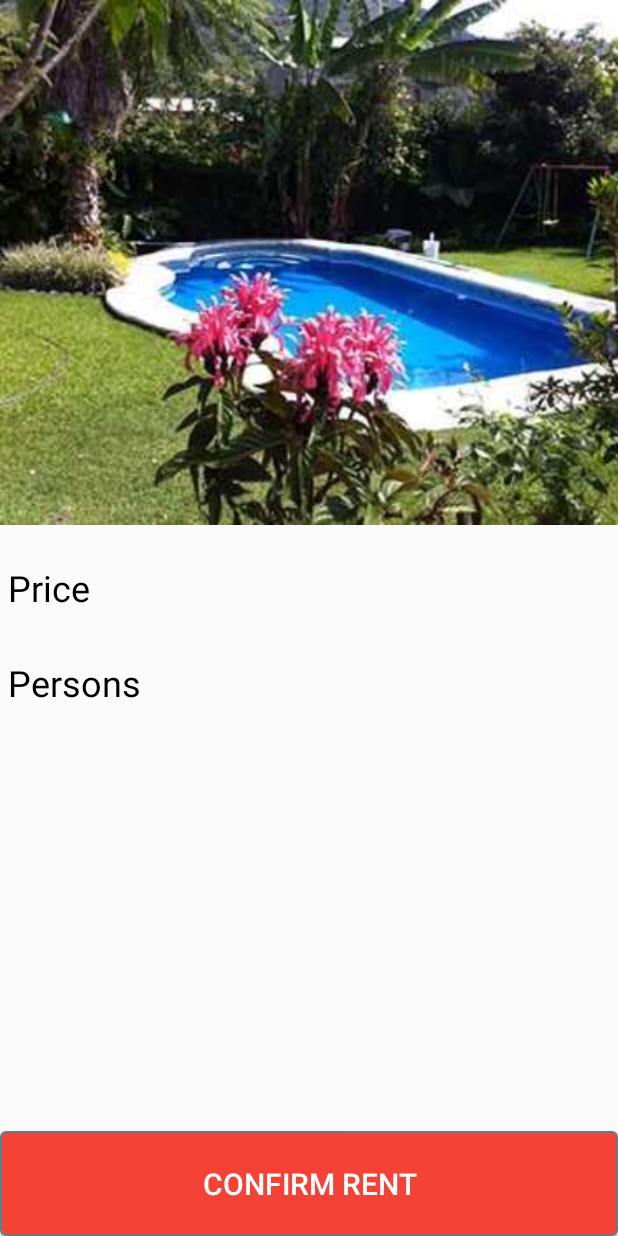
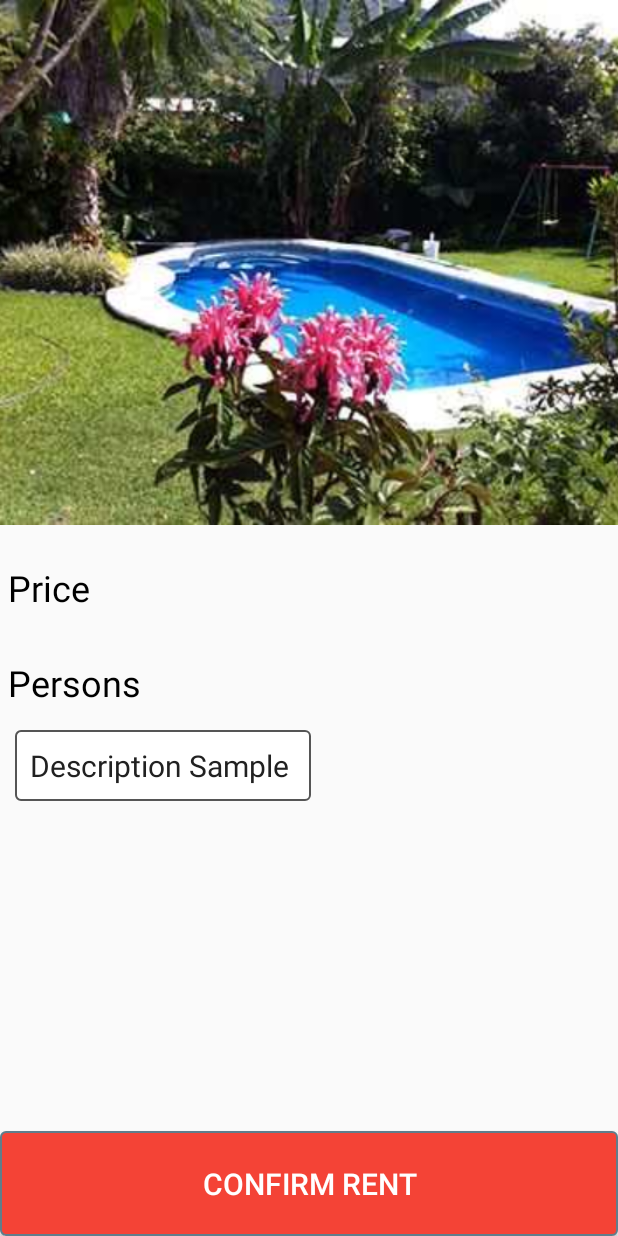
Before and after one commit to Party-Rock/android, an Android app: the layout confirmation_fragment.xml on its own in the app's theme, with its tools: preview values and no code run, on a phone screen of 412 x 824 dp. Run offline under Robolectric (Android 15) with nearby library versions, the light colour scheme and no system bars.

Commit message:
:see_no_evil: Finish Home, Confirmation, Search Layouts.

```diff
--- a/app/src/main/res/layout/confirmation_fragment.xml
+++ b/app/src/main/res/layout/confirmation_fragment.xml
@@ -2,7 +2,9 @@
 <FrameLayout xmlns:android="http://schemas.android.com/apk/res/android"
     android:orientation="vertical" android:layout_width="match_parent"
     android:layout_height="match_parent">
-
+    <ScrollView
+        android:layout_width="match_parent"
+        android:layout_height="match_parent">
     <LinearLayout xmlns:android="http://schemas.android.com/apk/res/android"
         android:orientation="vertical" android:layout_width="match_parent"
         android:layout_height="match_parent">
@@ -41,9 +43,20 @@
             android:textSize="24sp"
             android:padding="5dp" />
 
+        <TextView
+            android:layout_width="wrap_content"
+            android:layout_height="wrap_content"
+            android:background="@drawable/text_border"
+            android:id="@+id/house_description"
+            android:text="Description Sample "
+            android:padding="10dp"
+            android:textSize="20sp"
+            android:layout_margin="10dp"/>
+
 
 
     </LinearLayout>
+    </ScrollView>
 
     <android.support.v7.widget.AppCompatButton
         android:id="@+id/btn_rent"
```
